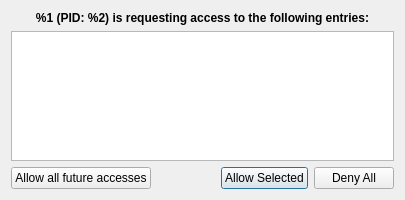
keepassxreboot/keepassxc, file src/fdosecrets/widgets/AccessControlDialog.ui: the form before one commit.
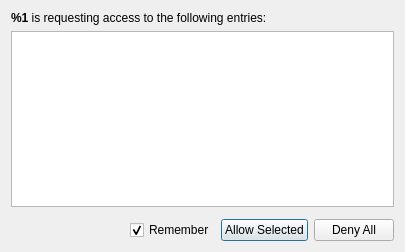
The form after the commit. Custom widgets are drawn as their Qt base class.

Commit message: FdoSecrets: new access control dialog

Patch:
```diff
--- a/src/fdosecrets/widgets/AccessControlDialog.ui
+++ b/src/fdosecrets/widgets/AccessControlDialog.ui
@@ -7,7 +7,7 @@
     <x>0</x>
     <y>0</y>
     <width>405</width>
-    <height>200</height>
+    <height>252</height>
    </rect>
   </property>
   <property name="windowTitle">
@@ -18,15 +18,15 @@
     <widget class="QLabel" name="appLabel">
      <property name="font">
       <font>
-       <weight>75</weight>
-       <bold>true</bold>
+       <weight>50</weight>
+       <bold>false</bold>
       </font>
      </property>
      <property name="text">
-      <string>%1 (PID: %2) is requesting access to the following entries:</string>
+      <string>&lt;html&gt;&lt;head/&gt;&lt;body&gt;&lt;p&gt;&lt;span style=&quot; font-weight:600;&quot;&gt;%1 &lt;/span&gt;is requesting access to the following entries:&lt;/p&gt;&lt;/body&gt;&lt;/html&gt;</string>
      </property>
      <property name="alignment">
-      <set>Qt::AlignCenter</set>
+      <set>Qt::AlignLeading|Qt::AlignLeft|Qt::AlignVCenter</set>
      </property>
     </widget>
    </item>
@@ -58,15 +58,15 @@
      </attribute>
     </widget>
    </item>
+   <item>
+    <widget class="MessageWidget" name="rememberMsg" native="true">
+     <property name="text" stdset="0">
+      <string>Your decision will be remembered for the duration the program is running.</string>
+     </property>
+    </widget>
+   </item>
    <item>
     <layout class="QHBoxLayout" name="horizontalLayout">
-     <item>
-      <widget class="QPushButton" name="allowAllButton">
-       <property name="text">
-        <string>Allow all future accesses</string>
-       </property>
-      </widget>
-     </item>
      <item>
       <spacer name="horizontalSpacer">
        <property name="orientation">
@@ -80,6 +80,16 @@
        </property>
       </spacer>
      </item>
+     <item>
+      <widget class="QCheckBox" name="rememberCheck">
+       <property name="text">
+        <string>Remember</string>
+       </property>
+       <property name="checked">
+        <bool>true</bool>
+       </property>
+      </widget>
+     </item>
      <item>
       <widget class="QPushButton" name="allowButton">
        <property name="accessibleName">
@@ -110,6 +120,14 @@
    </item>
   </layout>
  </widget>
+ <customwidgets>
+  <customwidget>
+   <class>MessageWidget</class>
+   <extends>QWidget</extends>
+   <header>gui/MessageWidget.h</header>
+   <container>1</container>
+  </customwidget>
+ </customwidgets>
  <resources/>
  <connections/>
 </ui>
```
The commit also changes 9 other files.
